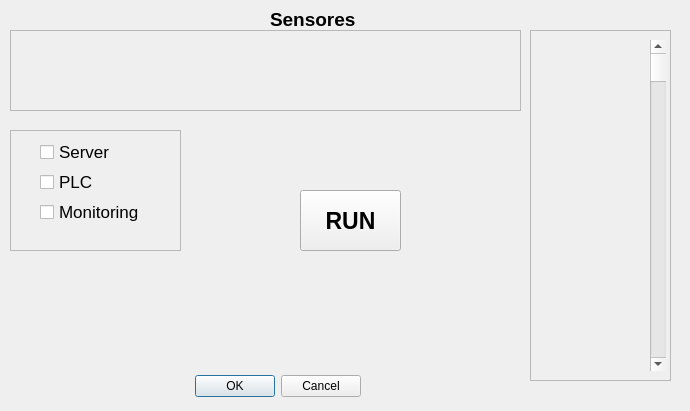
First picture: the form in appControl.ui, repository mipsii/PythonCommunication, before the edit.
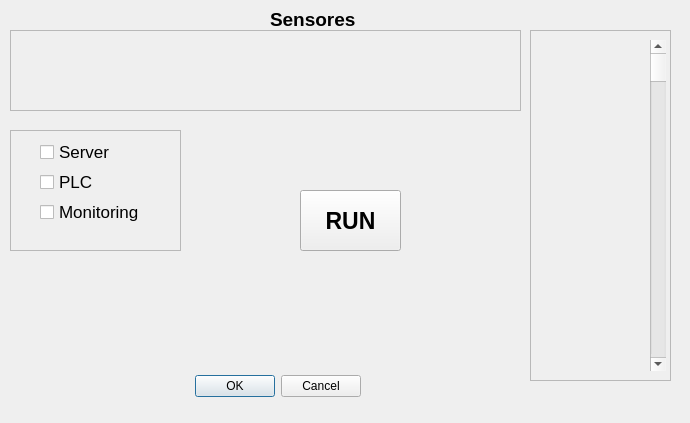
Second picture: the form after the edit. Custom widgets are drawn as their Qt base class.

```diff
--- a/appControl.ui
+++ b/appControl.ui
@@ -7,7 +7,7 @@
     <x>0</x>
     <y>0</y>
     <width>690</width>
-    <height>411</height>
+    <height>423</height>
    </rect>
   </property>
   <property name="windowTitle">
```
